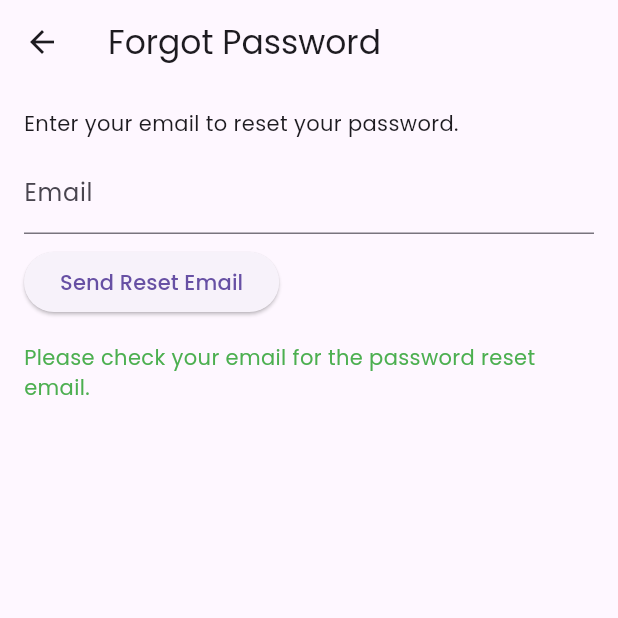
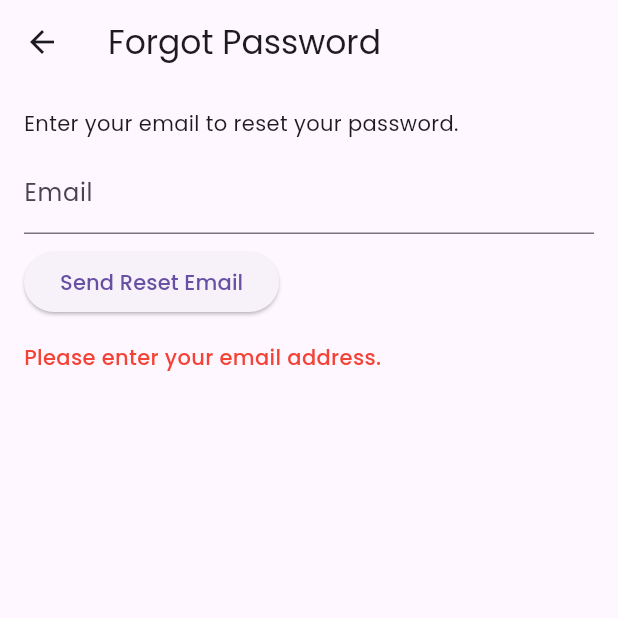
Before and after one commit to tojakar/Project26, a Flutter app: the ForgotPasswordPage screen opened directly, after a tap on "Send Reset Email", on a phone screen of 412 x 824 dp, the top half of it. Run offline on Flutter 3.47's test engine with Material 3 defaults, Android fonts, the phone set to English and light mode, and no system bars; our stand-ins replace flutter_map, flutter_rating_bar, geolocator, google_fonts, latlong2, shared_preferences; missing offline and left inert: dart_jsonwebtoken; accounts and stored records are empty.

Commit message:
fixed some flutter stuff

```diff
--- a/TestingFlutter/flutter_application_1/lib/forgot_password.dart
+++ b/TestingFlutter/flutter_application_1/lib/forgot_password.dart
@@ -9,11 +9,31 @@ class ForgotPasswordPage extends StatefulWidget {
 class _ForgotPasswordPageState extends State<ForgotPasswordPage> {
   final TextEditingController emailController = TextEditingController();
   String message = "";
+  bool isLoading = false;
+  bool isSuccess = false;
 
   void sendResetEmail() async {
-    final res = await ApiService.requestPasswordReset(emailController.text);
+    if (emailController.text.trim().isEmpty) {
+      setState(() {
+        message = "Please enter your email address.";
+        isSuccess = false;
+      });
+      return;
+    }
+
     setState(() {
-      message = "Please check your email for the password reset email.";
+      isLoading = true;
+      message = "";
+    });
+
+    final res = await ApiService.requestPasswordReset(emailController.text.trim());
+
+    setState(() {
+      isLoading = false;
+      isSuccess = res['success'] == true;
+      message = res['success'] == true
+        ? (res['message'] ?? "Password reset email sent successfully. Please check your email.")
+        : (res['error'] ?? "Failed to send password reset email.");
     });
   }
 
@@ -30,16 +50,39 @@ class _ForgotPasswordPageState extends State<ForgotPasswordPage> {
             SizedBox(height: 8),
             TextField(
               controller: emailController,
-              decoration: InputDecoration(labelText: "Email"),
+              decoration: InputDecoration(
+                labelText: "Email",
+                enabled: !isLoading,
+              ),
+              keyboardType: TextInputType.emailAddress,
             ),
             SizedBox(height: 8),
             ElevatedButton(
-              onPressed: sendResetEmail,
-              child: Text("Send Reset Email"),
+              onPressed: isLoading ? null : sendResetEmail,
+              child: isLoading
+                ? Row(
+                    mainAxisSize: MainAxisSize.min,
+                    children: [
+                      SizedBox(
+                        width: 16,
+                        height: 16,
+                        child: CircularProgressIndicator(strokeWidth: 2),
+                      ),
+                      SizedBox(width: 8),
+                      Text("Sending..."),
+                    ],
+                  )
+                : Text("Send Reset Email"),
             ),
             SizedBox(height: 16),
             if (message.isNotEmpty)
-              Text(message, style: TextStyle(color: Colors.green)),
+              Text(
+                message,
+                style: TextStyle(
+                  color: isSuccess ? Colors.green : Colors.red,
+                  fontWeight: FontWeight.w500,
+                ),
+              ),
           ],
         ),
       ),
```
Also changed, not shown: TestingFlutter/flutter_application_1/lib/SignUp_page.dart (+6 -2 lines), TestingFlutter/flutter_application_1/lib/services/api_service.dart (+31 -2 lines).
